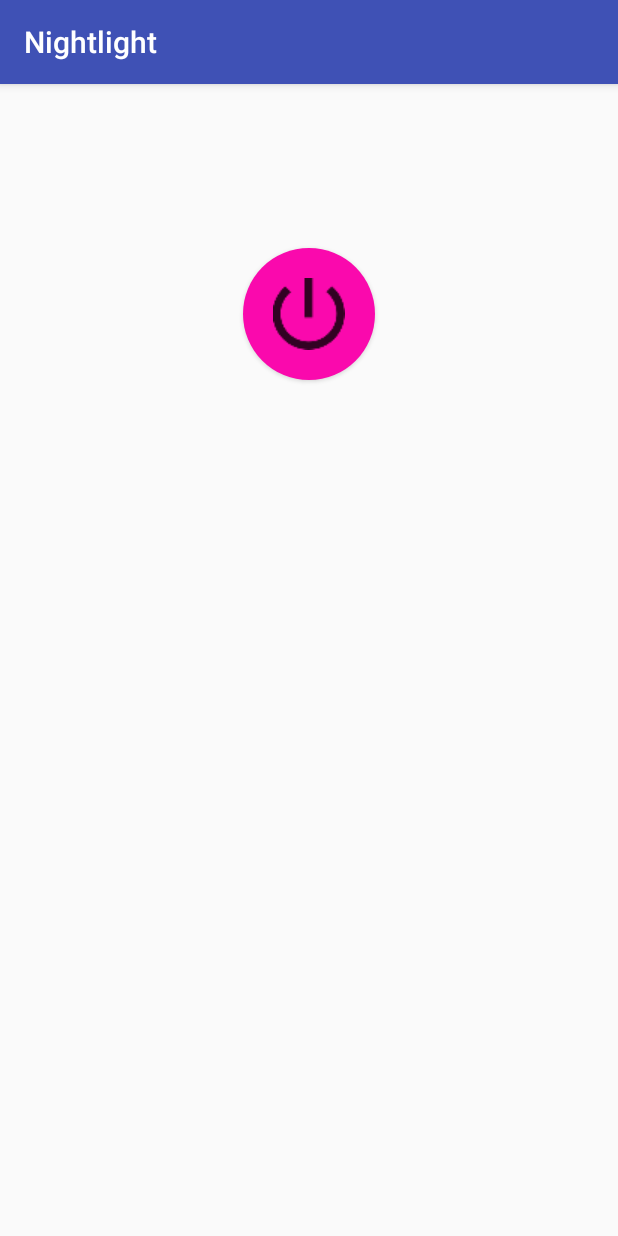
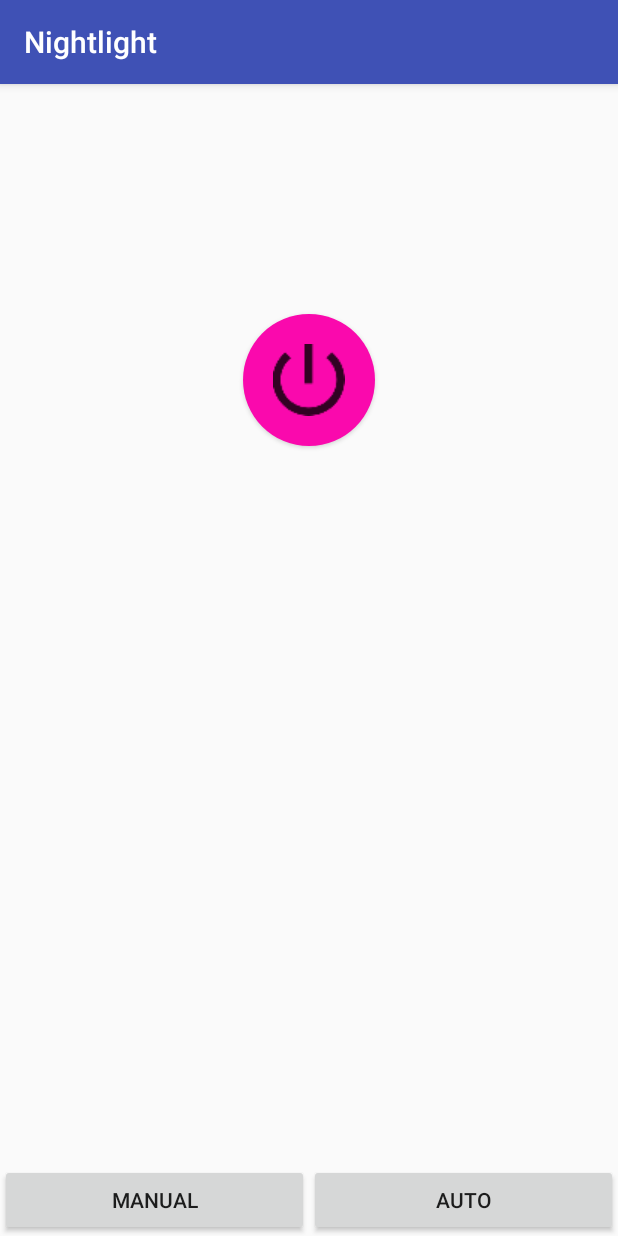
Before and after one commit to jinsuh/nightlight, an Android app: the screen it shows after launch (MainActivity), after a tap on an icon or button, on a phone screen of 412 x 824 dp. Run offline under Robolectric (Android 15) with nearby library versions, the phone set to English and light mode, and no system bars.

Commit message:
fix up main layout and fix server connection error toast.

```diff
--- a/android/app/src/main/java/com/suhongjin/nightlight/ColorPickerDialogFragment.java
+++ b/android/app/src/main/java/com/suhongjin/nightlight/ColorPickerDialogFragment.java
@@ -43,7 +43,7 @@ public class ColorPickerDialogFragment extends DialogFragment implements SeekBar
         builder.setView(layoutView)
                 .setPositiveButton(
                         R.string.done, (dialogInterface, i) -> {
-                     // Update colors one more time, send color request and then exit dialog.
+                            // Update colors one more time, send color request and then exit dialog.
                             updateColors();
                             try {
                                 nightlightClient.sendColorChangeRequest(
--- a/android/app/src/main/java/com/suhongjin/nightlight/MainActivity.java
+++ b/android/app/src/main/java/com/suhongjin/nightlight/MainActivity.java
@@ -68,7 +68,14 @@ public class MainActivity extends AppCompatActivity implements View.OnClickListe
 
         @Override
         public void onFailure(@NonNull Call call, @NonNull IOException e) {
+            //TODO: Should there be a reconnect dialog instead?
             Log.e(TAG, "Failure on isPowerOn callback: " + e.toString());
+            runOnUiThread(() -> {
+                Toast.makeText(
+                        MainActivity.this,
+                        R.string.server_connection_error,
+                        Toast.LENGTH_LONG).show();
+            });
         }
 
         @Override
@@ -85,10 +92,12 @@ public class MainActivity extends AppCompatActivity implements View.OnClickListe
 
         @Override
         public void onFailure(@NonNull Call call, @NonNull IOException e) {
-            Toast.makeText(
-                    MainActivity.this,
-                    "Could not flip power.",
-                    Toast.LENGTH_LONG).show();
+            runOnUiThread(() -> {
+                Toast.makeText(
+                        MainActivity.this,
+                        R.string.server_connection_error,
+                        Toast.LENGTH_LONG).show();
+            });
         }
 
         @Override
--- a/android/app/src/main/res/layout/activity_main.xml
+++ b/android/app/src/main/res/layout/activity_main.xml
@@ -8,37 +8,53 @@
 
     <!--HORIZONTAL GUIDELINES-->
     <android.support.constraint.Guideline
-        android:id="@+id/button_top_guideline"
+        android:id="@+id/power_top_guideline"
         android:layout_width="wrap_content"
         android:layout_height="wrap_content"
         android:orientation="horizontal"
-        app:layout_constraintGuide_percent="0.10" />
+        app:layout_constraintGuide_percent="0.2" />
 
+    <android.support.constraint.Guideline
+        android:id="@+id/power_bottom_guideline"
+        android:layout_width="wrap_content"
+        android:layout_height="wrap_content"
+        android:orientation="horizontal"
+        app:layout_constraintGuide_percent="0.4" />
+
+    <!--VERTICAL GUIDELINES-->
     <android.support.constraint.Guideline
         android:id="@+id/button_bottom_guideline"
         android:layout_width="wrap_content"
         android:layout_height="wrap_content"
-        android:orientation="horizontal"
-        app:layout_constraintGuide_percent="0.3" />
+        android:orientation="vertical"
+        app:layout_constraintGuide_percent="0.5" />
 
     <Button
         android:id="@+id/power_button"
         android:layout_width="wrap_content"
         android:layout_height="0dp"
         android:background="@drawable/power_button"
-        app:layout_constraintBottom_toBottomOf="@+id/button_bottom_guideline"
-        app:layout_constraintDimensionRatio="1:1"
+        app:layout_constraintDimensionRatio="H, 1:1"
         app:layout_constraintEnd_toStartOf="parent"
         app:layout_constraintStart_toEndOf="parent"
-        app:layout_constraintTop_toTopOf="@+id/button_top_guideline" />
+        app:layout_constraintTop_toTopOf="@+id/power_top_guideline" />
 
     <Button
         android:id="@+id/manual_button"
-        android:layout_width="wrap_content"
-        android:layout_height="0dp"
+        android:layout_width="0dp"
+        android:layout_height="wrap_content"
         app:layout_constraintBottom_toBottomOf="parent"
-        app:layout_constraintEnd_toStartOf="parent"
-        app:layout_constraintStart_toEndOf="parent"
-        android:text="Manual"/>
+        app:layout_constraintStart_toStartOf="parent"
+        app:layout_constraintEnd_toEndOf="@id/button_bottom_guideline"
+        android:text="@string/manual"/>
+
+    <Button
+        android:id="@+id/auto_button"
+        android:layout_width="0dp"
+        android:layout_height="wrap_content"
+        app:layout_constraintBottom_toBottomOf="parent"
+        app:layout_constraintStart_toStartOf="@id/button_bottom_guideline"
+        app:layout_constraintEnd_toEndOf="parent"
+        android:text="@string/auto"/>
 
 </android.support.constraint.ConstraintLayout>
--- a/android/app/src/main/res/values/strings.xml
+++ b/android/app/src/main/res/values/strings.xml
@@ -1,4 +1,7 @@
 <resources>
     <string name="app_name">Nightlight</string>
+    <string name="manual">Manual</string>
+    <string name="auto">Auto</string>
     <string name="done">Done</string>
+    <string name="server_connection_error">Could not connect to the server</string>
 </resources>
```
